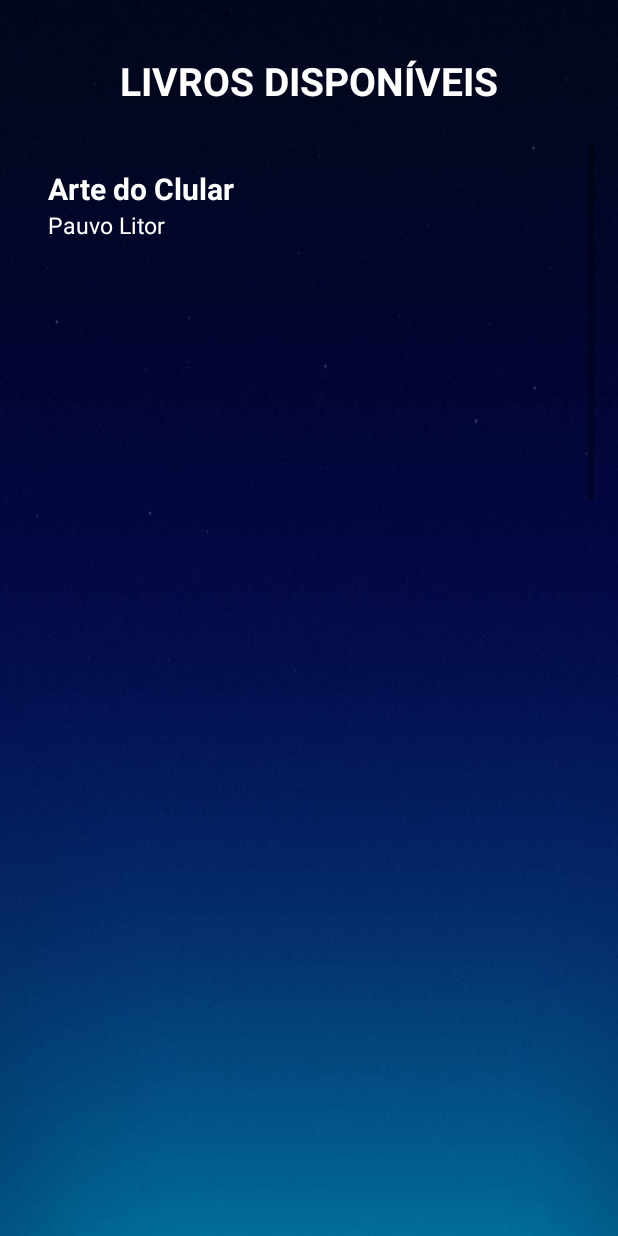
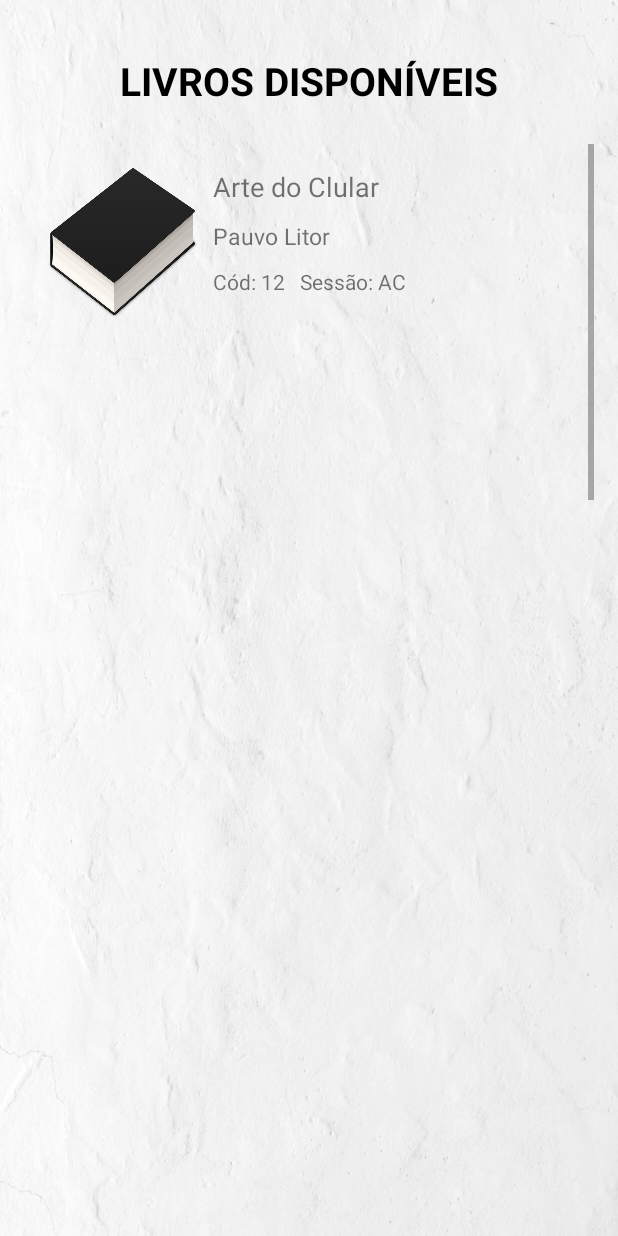
Before and after one commit to PedroAES/app, an Android app: the LivrosActivity screen opened directly, with no data from a screen before it, on a phone screen of 412 x 824 dp. Run offline under Robolectric (Android 15) with nearby library versions, the phone set to English and light mode, and no system bars.

Commit message:
Modifica tela de listagem

```diff
--- a/android-book-listing-app/app/src/main/java/com/example/android/books/livroutils/LivroAdapter.java
+++ b/android-book-listing-app/app/src/main/java/com/example/android/books/livroutils/LivroAdapter.java
@@ -34,16 +34,22 @@ public class LivroAdapter extends RecyclerView.Adapter<LivroAdapter.LivroViewHol
     public void onBindViewHolder(LivroViewHolder holder , int position) {
         holder.titulo.setText(livros.get(position).getTitulo());
         holder.autor.setText(livros.get(position).getAutor());
+        holder.cod_livro.setText("Cód: "+livros.get(position).getCodLivro());
+        holder.cod_sessao.setText("Sessão: "+livros.get(position).getCodSessao());
     }
 
     public class LivroViewHolder extends RecyclerView.ViewHolder {
         public TextView titulo;
         public TextView autor;
+        public TextView cod_livro;
+        public TextView cod_sessao;
 
         public LivroViewHolder(View view) {
             super(view);
-            titulo = (TextView) view.findViewById(R.id.titulo);
-            autor = (TextView) view.findViewById(R.id.autor);
+            titulo = view.findViewById(R.id.titulo);
+            autor = view.findViewById(R.id.autor);
+            cod_livro = view.findViewById(R.id.livro_cod);
+            cod_sessao = view.findViewById(R.id.sessao_cod);
         }
     }
 }
--- a/android-book-listing-app/app/src/main/res/layout/livro.xml
+++ b/android-book-listing-app/app/src/main/res/layout/livro.xml
@@ -10,21 +10,53 @@
     android:clickable="true"
     android:orientation="vertical">
 
-    <TextView
-        android:id="@+id/titulo"
-        android:textColor="@android:color/white"
-        android:textSize="20dp"
-        android:textStyle="bold"
-        android:layout_alignParentTop="true"
+    <ImageView
+        android:id="@+id/image"
+        android:background = "@drawable/book_black"
+        android:layout_width="100dp"
+        android:layout_height="100dp"
+        android:layout_marginRight="10dp" />
+
+    <LinearLayout
+        android:id="@+id/dados"
         android:layout_width="match_parent"
-        android:layout_height="wrap_content" />
+        android:layout_height="wrap_content"
+        android:layout_toRightOf="@+id/image"
+        android:orientation="vertical">
 
-    <TextView
-        android:id="@+id/autor"
-        android:layout_below="@id/titulo"
+        <TextView
+            android:id="@+id/titulo"
+            android:layout_width="match_parent"
+            android:layout_height="wrap_content"
+            android:layout_marginBottom="10dp"
+            android:textSize="18sp" />
+
+        <TextView
+            android:id="@+id/autor"
+            android:layout_width="match_parent"
+            android:layout_height="wrap_content"
+            android:layout_marginBottom="10dp"
+            android:textSize="15sp" />
+    </LinearLayout>
+
+    <RelativeLayout
         android:layout_width="match_parent"
-        android:textColor="@android:color/white"
-        android:textSize="15dp"
-        android:layout_height="wrap_content" />
+        android:layout_height="wrap_content"
+        android:layout_below="@+id/dados"
+        android:layout_toRightOf="@+id/image"
+        android:orientation="vertical">
 
+        <TextView
+            android:id="@+id/sessao_cod"
+            android:layout_width="wrap_content"
+            android:layout_height="wrap_content"
+            android:layout_marginRight="10sp"
+            android:layout_toRightOf="@id/livro_cod" />
+
+        <TextView
+            android:id="@+id/livro_cod"
+            android:layout_width="wrap_content"
+            android:layout_height="wrap_content"
+            android:layout_marginRight="10sp" />
+    </RelativeLayout>
 </RelativeLayout>
--- a/android-book-listing-app/app/src/main/res/layout/livros_activity.xml
+++ b/android-book-listing-app/app/src/main/res/layout/livros_activity.xml
@@ -7,7 +7,7 @@
     android:paddingLeft="16dp"
     android:paddingRight="16dp"
     android:paddingTop="16dp"
-    android:background="@drawable/fundo"
+    android:background="@drawable/white_background"
     tools:context=".livroutils.LivrosActivity">
 
     <TextView
@@ -18,7 +18,7 @@
         android:gravity="center"
         android:text="Livros Disponíveis"
         android:textAllCaps="true"
-        android:textColor="@android:color/white"
+        android:textColor="@android:color/black"
         android:textSize="26sp"
         android:textStyle="bold" />
 
```
Also changed, not shown: android-book-listing-app/app/src/main/res/drawable-hdpi/book_black.png (added), android-book-listing-app/app/src/main/res/drawable-hdpi/white_background.jpg (added).
